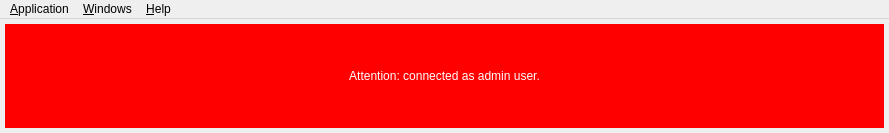
Above: nicos_ess/gui/main.ui from ess-dmsc/nicos before the change. Below: the same form after it.
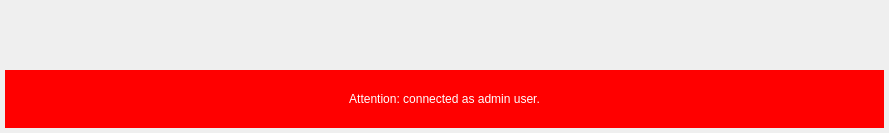
That is the form after the change. Icons and pictures are not drawn.

Commit message: remove QMenuBar fully

The edit to the form file:
```diff
--- a/nicos_ess/gui/main.ui
+++ b/nicos_ess/gui/main.ui
@@ -28,7 +28,41 @@
      <number>5</number>
     </property>
     <item>
-     <layout class="QHBoxLayout" name="menuBar"/>
+     <layout class="QHBoxLayout" name="menuLayout" stretch="0,1,0">
+      <property name="leftMargin">
+       <number>6</number>
+      </property>
+      <property name="rightMargin">
+       <number>10</number>
+      </property>
+      <item>
+       <layout class="QHBoxLayout" name="menuLeft"/>
+      </item>
+      <item>
+       <spacer name="horizontalSpacer">
+        <property name="orientation">
+         <enum>Qt::Horizontal</enum>
+        </property>
+        <property name="sizeHint" stdset="0">
+         <size>
+          <width>40</width>
+          <height>20</height>
+         </size>
+        </property>
+       </spacer>
+      </item>
+      <item>
+       <layout class="QHBoxLayout" name="menuRight">
+        <item>
+         <widget class="QLabel" name="userLabel">
+          <property name="text">
+           <string/>
+          </property>
+         </widget>
+        </item>
+       </layout>
+      </item>
+     </layout>
     </item>
     <item>
      <layout class="QVBoxLayout" name="centralLayout">
@@ -50,47 +84,6 @@
     </item>
    </layout>
   </widget>
-  <widget class="QMenuBar" name="menubar">
-   <property name="geometry">
-    <rect>
-     <x>0</x>
-     <y>0</y>
-     <width>889</width>
-     <height>22</height>
-    </rect>
-   </property>
-   <widget class="QMenu" name="menuWindows">
-    <property name="title">
-     <string>&amp;Windows</string>
-    </property>
-   </widget>
-   <widget class="QMenu" name="menuHelp">
-    <property name="title">
-     <string>&amp;Help</string>
-    </property>
-    <addaction name="actionNicosHelp"/>
-    <addaction name="actionNicosDocu"/>
-    <addaction name="separator"/>
-    <addaction name="actionDebugConsole"/>
-    <addaction name="separator"/>
-    <addaction name="actionAbout"/>
-   </widget>
-   <widget class="QMenu" name="menuFile">
-    <property name="title">
-     <string>&amp;Application</string>
-    </property>
-    <addaction name="actionConnect"/>
-    <addaction name="actionViewOnly"/>
-    <addaction name="actionExpert"/>
-    <addaction name="separator"/>
-    <addaction name="actionPreferences"/>
-    <addaction name="separator"/>
-    <addaction name="actionExit"/>
-   </widget>
-   <addaction name="menuFile"/>
-   <addaction name="menuWindows"/>
-   <addaction name="menuHelp"/>
-  </widget>
   <action name="actionConnect">
    <property name="checkable">
     <bool>false</bool>
```
Left out of the diff: 12 changed lines with no effect on the pictures. The commit also changes 1 other file.
